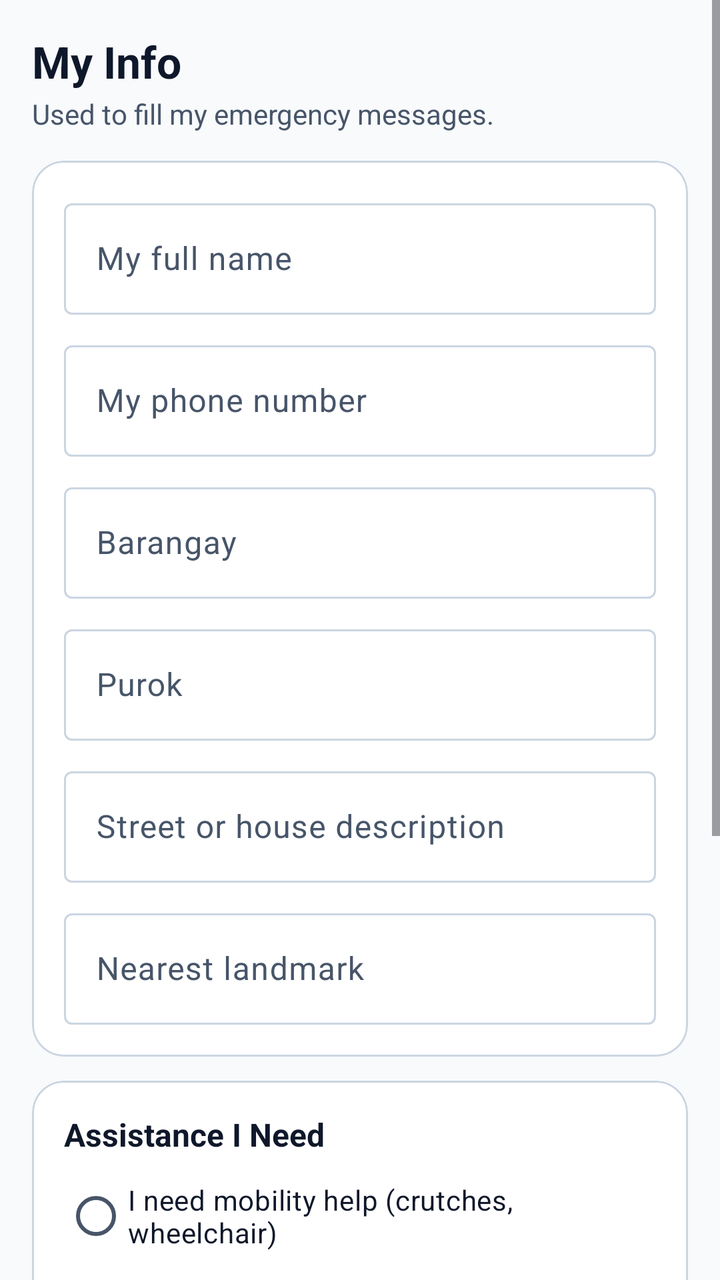
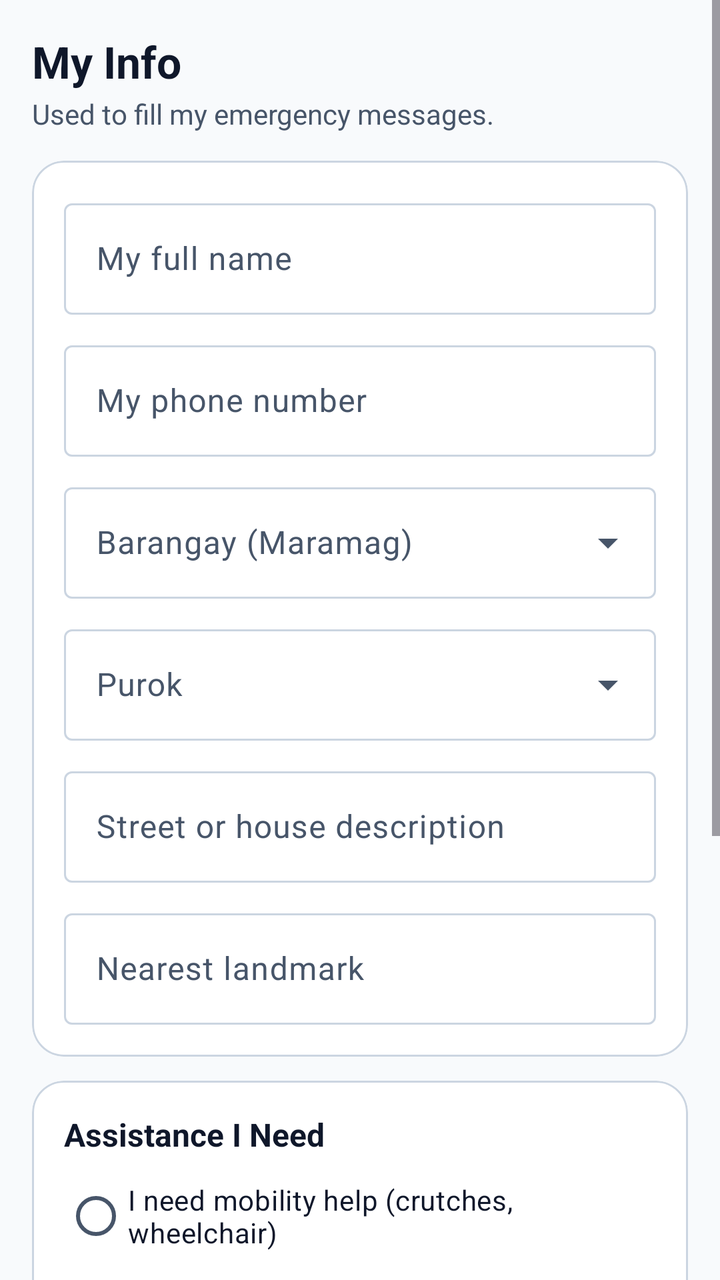

Two renders of the same Android screen: before a commit and after it. Below are the layout's source before the change and the commit's diff.
<!-- AndroidManifest.xml: application theme Theme.SafeAssist -->
<!-- res/layout/fragment_profile.xml -->
<?xml version="1.0" encoding="utf-8"?>
<ScrollView xmlns:android="http://schemas.android.com/apk/res/android"
    xmlns:app="http://schemas.android.com/apk/res-auto"
    android:layout_width="match_parent"
    android:layout_height="match_parent"
    android:background="@color/bg_light"
    android:fillViewport="true">

    <LinearLayout
        android:layout_width="match_parent"
        android:layout_height="wrap_content"
        android:orientation="vertical"
        android:padding="16dp">

        <TextView
            android:layout_width="match_parent"
            android:layout_height="wrap_content"
            android:text="My Info"
            android:textColor="@color/text_primary"
            android:textSize="22sp"
            android:textStyle="bold" />

        <TextView
            android:layout_width="match_parent"
            android:layout_height="wrap_content"
            android:layout_marginTop="2dp"
            android:text="Used to fill my emergency messages."
            android:textColor="@color/text_secondary"
            android:textSize="14sp" />

        <com.google.android.material.card.MaterialCardView
            style="@style/SafeAssist.Card"
            android:layout_width="match_parent"
            android:layout_height="wrap_content"
            android:layout_marginTop="14dp">

            <LinearLayout
                android:layout_width="match_parent"
                android:layout_height="wrap_content"
                android:orientation="vertical"
                android:padding="16dp">

                <com.google.android.material.textfield.TextInputLayout
                    style="@style/Widget.Material3.TextInputLayout.OutlinedBox"
                    android:layout_width="match_parent"
                    android:layout_height="wrap_content"
                    android:hint="My full name">

                    <com.google.android.material.textfield.TextInputEditText
                        android:id="@+id/et_full_name"
                        android:layout_width="match_parent"
                        android:layout_height="wrap_content"
                        android:inputType="textPersonName" />
                </com.google.android.material.textfield.TextInputLayout>

                <com.google.android.material.textfield.TextInputLayout
                    style="@style/Widget.Material3.TextInputLayout.OutlinedBox"
                    android:layout_width="match_parent"
                    android:layout_height="wrap_content"
                    android:layout_marginTop="10dp"
                    android:hint="My phone number">

                    <com.google.android.material.textfield.TextInputEditText
                        android:id="@+id/et_contact_number"
                        android:layout_width="match_parent"
                        android:layout_height="wrap_content"
                        android:inputType="phone" />
                </com.google.android.material.textfield.TextInputLayout>

                <com.google.android.material.textfield.TextInputLayout
                    style="@style/Widget.Material3.TextInputLayout.OutlinedBox"
                    android:layout_width="match_parent"
                    android:layout_height="wrap_content"
                    android:layout_marginTop="10dp"
                    android:hint="Barangay">

                    <com.google.android.material.textfield.TextInputEditText
                        android:id="@+id/et_barangay"
                        android:layout_width="match_parent"
                        android:layout_height="wrap_content"
                        android:inputType="textCapWords" />
                </com.google.android.material.textfield.TextInputLayout>

                <com.google.android.material.textfield.TextInputLayout
                    style="@style/Widget.Material3.TextInputLayout.OutlinedBox"
                    android:layout_width="match_parent"
                    android:layout_height="wrap_content"
                    android:layout_marginTop="10dp"
                    android:hint="Purok">

                    <com.google.android.material.textfield.TextInputEditText
                        android:id="@+id/et_purok"
                        android:layout_width="match_parent"
                        android:layout_height="wrap_content"
                        android:inputType="textCapWords" />
                </com.google.android.material.textfield.TextInputLayout>

                <com.google.android.material.textfield.TextInputLayout
                    style="@style/Widget.Material3.TextInputLayout.OutlinedBox"
                    android:layout_width="match_parent"
                    android:layout_height="wrap_content"
                    android:layout_marginTop="10dp"
                    android:hint="Street or house description">

                    <com.google.android.material.textfield.TextInputEditText
                        android:id="@+id/et_street_household"
                        android:layout_width="match_parent"
                        android:layout_height="wrap_content"
                        android:inputType="textCapSentences" />
                </com.google.android.material.textfield.TextInputLayout>

                <com.google.android.material.textfield.TextInputLayout
                    style="@style/Widget.Material3.TextInputLayout.OutlinedBox"
                    android:layout_width="match_parent"
                    android:layout_height="wrap_content"
                    android:layout_marginTop="10dp"
                    android:hint="Nearest landmark">

                    <com.google.android.material.textfield.TextInputEditText
                        android:id="@+id/et_landmark"
                        android:layout_width="match_parent"
                        android:layout_height="wrap_content"
                        android:inputType="textCapSentences" />
                </com.google.android.material.textfield.TextInputLayout>
            </LinearLayout>
        </com.google.android.material.card.MaterialCardView>

        
        <com.google.android.material.card.MaterialCardView
            style="@style/SafeAssist.Card"
            android:layout_width="match_parent"
            android:layout_height="wrap_content"
            android:layout_marginTop="12dp">

            <LinearLayout
                android:layout_width="match_parent"
                android:layout_height="wrap_content"
                android:orientation="vertical"
                android:padding="16dp">

                <TextView
                    android:layout_width="match_parent"
                    android:layout_height="wrap_content"
                    android:text="Assistance I Need"
                    android:textColor="@color/text_primary"
                    android:textSize="16sp"
                    android:textStyle="bold" />

                <RadioGroup
                    android:id="@+id/rg_mobility_profile"
                    android:layout_width="match_parent"
                    android:layout_height="wrap_content"
                    android:layout_marginTop="6dp">

                    <com.google.android.material.radiobutton.MaterialRadioButton
                        android:id="@+id/rb_mobility"
                        android:layout_width="match_parent"
                        android:layout_height="wrap_content"
                        android:minHeight="48dp"
                        android:text="I need mobility help (crutches, wheelchair)"
                        android:textColor="@color/text_primary"
                        android:textSize="14sp" />

                    <com.google.android.material.radiobutton.MaterialRadioButton
                        android:id="@+id/rb_senior"
                        android:layout_width="match_parent"
                        android:layout_height="wrap_content"
                        android:minHeight="48dp"
                        android:text="I am a senior or have a health condition"
                        android:textColor="@color/text_primary"
                        android:textSize="14sp" />

                    <com.google.android.material.radiobutton.MaterialRadioButton
                        android:id="@+id/rb_general"
                        android:layout_width="match_parent"
                        android:layout_height="wrap_content"
                        android:minHeight="48dp"
                        android:text="I don't need mobility help"
                        android:textColor="@color/text_primary"
                        android:textSize="14sp" />

                    <com.google.android.material.radiobutton.MaterialRadioButton
                        android:id="@+id/rb_other_profile"
                        android:layout_width="match_parent"
                        android:layout_height="wrap_content"
                        android:minHeight="48dp"
                        android:text="Other help I need"
                        android:textColor="@color/text_primary"
                        android:textSize="14sp" />
                </RadioGroup>

                <com.google.android.material.textfield.TextInputLayout
                    style="@style/Widget.Material3.TextInputLayout.OutlinedBox"
                    android:layout_width="match_parent"
                    android:layout_height="wrap_content"
                    android:layout_marginTop="8dp"
                    android:hint="Other needs or notes">

                    <com.google.android.material.textfield.TextInputEditText
                        android:id="@+id/et_assistance_notes"
                        android:layout_width="match_parent"
                        android:layout_height="wrap_content"
                        android:inputType="textCapSentences|textMultiLine"
                        android:maxLength="120"
                        android:minLines="2" />
                </com.google.android.material.textfield.TextInputLayout>
            </LinearLayout>
        </com.google.android.material.card.MaterialCardView>

        <com.google.android.material.button.MaterialButton
            android:id="@+id/btn_save_profile"
            style="@style/SafeAssist.PrimaryButton"
            android:layout_width="match_parent"
            android:layout_height="wrap_content"
            android:layout_marginTop="16dp"
            android:layout_marginBottom="12dp"
            android:text="Save My Info" />

    </LinearLayout>
</ScrollView>
<!-- resources referenced by this layout -->
<resources>
  <color name="bg_light">#F8FAFC</color>
  <color name="text_primary">#0F172A</color>
  <color name="text_secondary">#475569</color>
  <style name="SafeAssist.Card" parent="Widget.Material3.CardView.Outlined">
          <item name="cardBackgroundColor">@color/surface_white</item>
          <item name="strokeColor">@color/border_subtle</item>
          <item name="strokeWidth">1dp</item>
          <item name="cardCornerRadius">16dp</item>
          <item name="cardElevation">0dp</item>
      </style>
  <style name="SafeAssist.PrimaryButton" parent="Widget.Material3.Button">
          <item name="android:minHeight">56dp</item>
          <item name="android:textSize">16sp</item>
          <item name="android:textStyle">bold</item>
          <item name="cornerRadius">14dp</item>
          <item name="backgroundTint">@color/primary_blue</item>
          <item name="android:textColor">@color/white</item>
      </style>
  <style name="Theme.SafeAssist" parent="Theme.Material3.Light.NoActionBar">
          <item name="colorPrimary">@color/primary_blue</item>
          <item name="colorOnPrimary">@color/white</item>
          <item name="colorPrimaryContainer">@color/primary_blue_light</item>
          <item name="colorOnPrimaryContainer">@color/primary_blue_dark</item>
          <item name="colorError">@color/sos_red</item>
          <item name="colorOnError">@color/white</item>
          <item name="android:colorBackground">@color/bg_light</item>
          <item name="colorSurface">@color/surface_white</item>
          <item name="colorOnSurface">@color/text_primary</item>
          <item name="colorOnSurfaceVariant">@color/text_secondary</item>
          <item name="colorOutline">@color/border_subtle</item>
          <item name="android:statusBarColor">@color/surface_white</item>
          <item name="android:windowLightStatusBar">true</item>
      </style>
  <color name="surface_white">#FFFFFF</color>
  <color name="border_subtle">#CBD5E1</color>
  <color name="primary_blue">#1D4ED8</color>
  <color name="white">#FFFFFF</color>
  <color name="primary_blue_light">#EFF6FF</color>
  <color name="primary_blue_dark">#1E40AF</color>
  <color name="sos_red">#DC2626</color>
</resources>

<!-- the commit's change to res/layout/fragment_profile.xml (unified diff, before → after) -->
@@ -68,27 +68,27 @@
                 </com.google.android.material.textfield.TextInputLayout>
 
                 <com.google.android.material.textfield.TextInputLayout
-                    style="@style/Widget.Material3.TextInputLayout.OutlinedBox"
-                    android:layout_width="match_parent"
-                    android:layout_height="wrap_content"
-                    android:layout_marginTop="10dp"
-                    android:hint="Barangay">
-
-                    <com.google.android.material.textfield.TextInputEditText
+                    style="@style/Widget.Material3.TextInputLayout.OutlinedBox.ExposedDropdownMenu"
+                    android:layout_width="match_parent"
+                    android:layout_height="wrap_content"
+                    android:layout_marginTop="10dp"
+                    android:hint="Barangay (Maramag)">
+
+                    <com.google.android.material.textfield.MaterialAutoCompleteTextView
                         android:id="@+id/et_barangay"
                         android:layout_width="match_parent"
                         android:layout_height="wrap_content"
-                        android:inputType="textCapWords" />
-                </com.google.android.material.textfield.TextInputLayout>
-
-                <com.google.android.material.textfield.TextInputLayout
-                    style="@style/Widget.Material3.TextInputLayout.OutlinedBox"
+                        android:inputType="none" />
+                </com.google.android.material.textfield.TextInputLayout>
+
+                <com.google.android.material.textfield.TextInputLayout
+                    style="@style/Widget.Material3.TextInputLayout.OutlinedBox.ExposedDropdownMenu"
                     android:layout_width="match_parent"
                     android:layout_height="wrap_content"
                     android:layout_marginTop="10dp"
                     android:hint="Purok">
 
-                    <com.google.android.material.textfield.TextInputEditText
+                    <com.google.android.material.textfield.MaterialAutoCompleteTextView
                         android:id="@+id/et_purok"
                         android:layout_width="match_parent"
                         android:layout_height="wrap_content"
